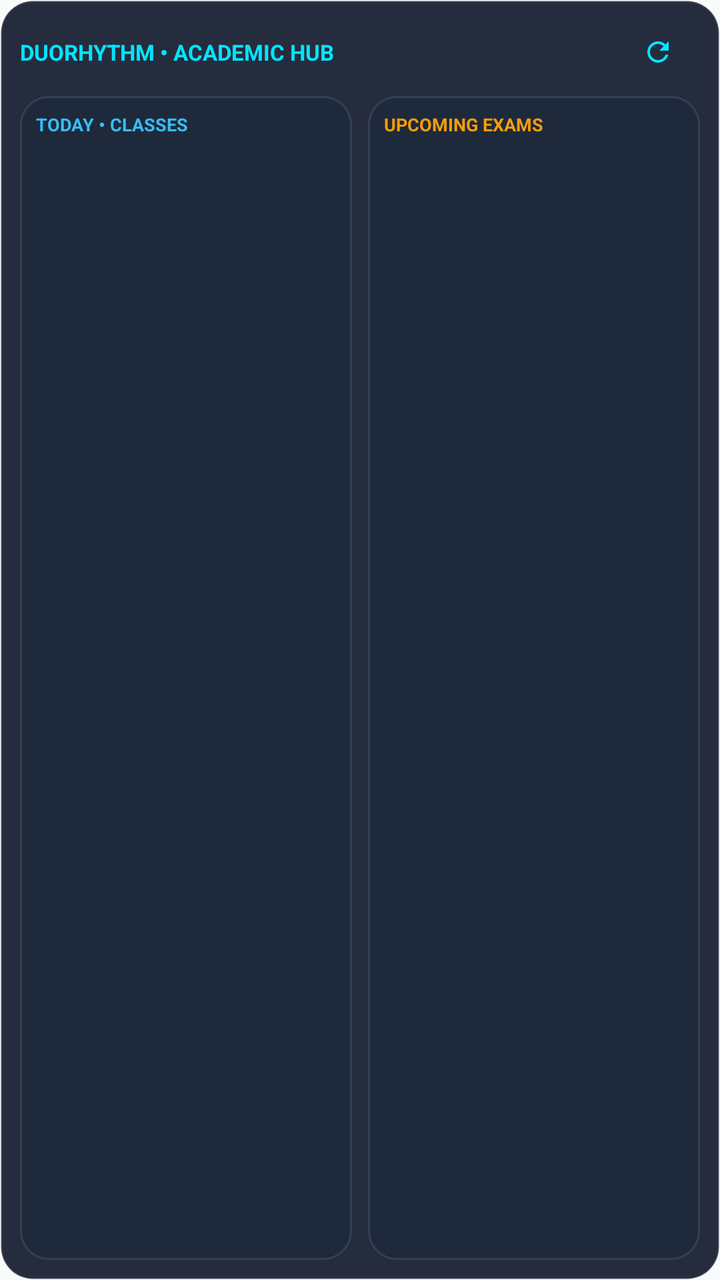
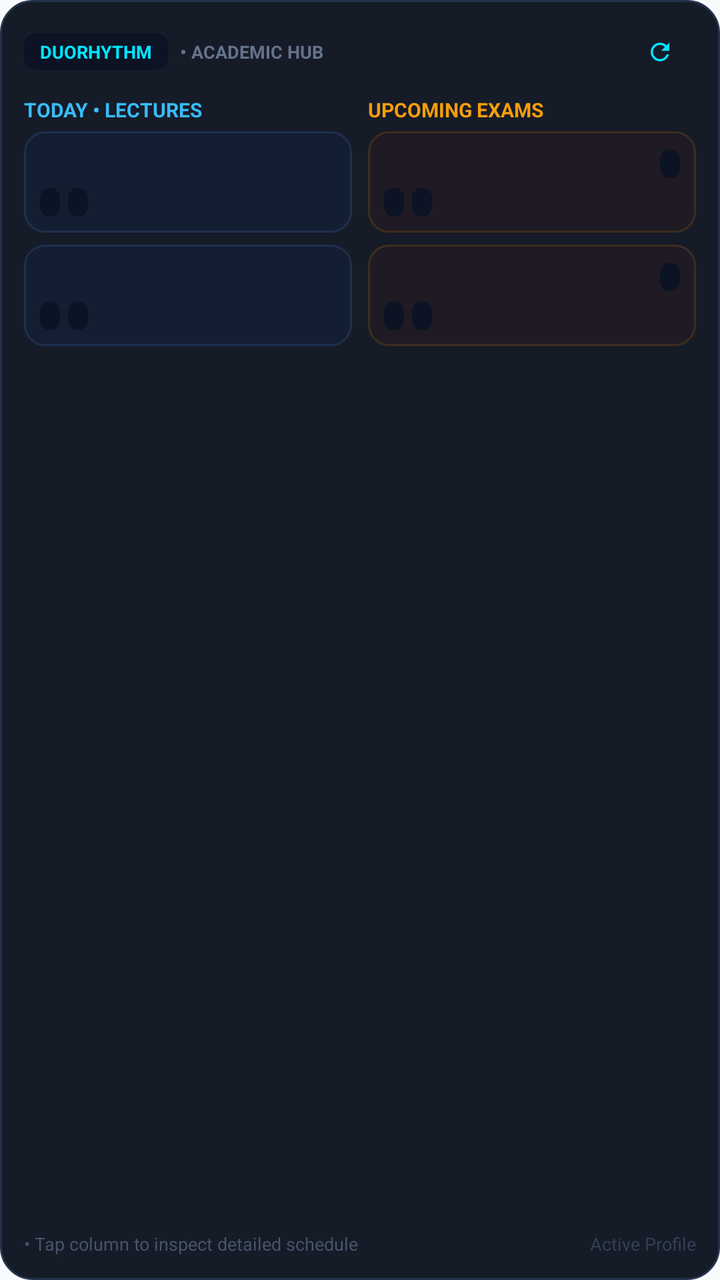

The first picture is an Android layout as it rendered before a commit; the second is the same layout after the commit. The layout source and the unified diff follow.
<!-- AndroidManifest.xml: application theme Theme.LifeSync -->
<!-- res/layout/widget_academic_hub.xml -->
<?xml version="1.0" encoding="utf-8"?>
<LinearLayout xmlns:android="http://schemas.android.com/apk/res/android"
    android:id="@+id/layoutWidgetRoot"
    android:layout_width="match_parent"
    android:layout_height="match_parent"
    android:background="@drawable/bg_card_dark_elevated"
    android:orientation="vertical"
    android:padding="10dp">

    
    <LinearLayout
        android:layout_width="match_parent"
        android:layout_height="32dp"
        android:gravity="center_vertical"
        android:orientation="horizontal">

        <TextView
            android:layout_width="0dp"
            android:layout_height="wrap_content"
            android:layout_weight="1"
            android:text="DUORHYTHM • ACADEMIC HUB"
            android:textColor="#00E5FF"
            android:textSize="11sp"
            android:textStyle="bold" />

        <TextView
            android:id="@+id/tvWidgetSyncTime"
            android:layout_width="wrap_content"
            android:layout_height="wrap_content"
            android:layout_marginEnd="4dp"
            android:textColor="#64748B"
            android:textSize="10sp" />

        
        <FrameLayout
            android:id="@+id/btnWidgetRefreshHitbox"
            android:layout_width="42dp"
            android:layout_height="32dp">

            <ImageView
                android:id="@+id/ivWidgetRefreshIcon"
                android:layout_width="16dp"
                android:layout_height="16dp"
                android:layout_gravity="center"
                android:contentDescription="Refresh Widget"
                android:src="@drawable/ic_refresh" />

            <ProgressBar
                android:id="@+id/pbWidgetLoading"
                android:layout_width="16dp"
                android:layout_height="16dp"
                android:layout_gravity="center"
                android:indeterminate="true"
                android:indeterminateTint="#00E5FF"
                android:visibility="gone" />
        </FrameLayout>
    </LinearLayout>

    
    <LinearLayout
        android:id="@+id/layoutMainGrid"
        android:layout_width="match_parent"
        android:layout_height="0dp"
        android:layout_marginTop="6dp"
        android:layout_weight="1"
        android:baselineAligned="false"
        android:orientation="horizontal">

        
        <LinearLayout
            android:id="@+id/layoutScheduleSection"
            android:layout_width="0dp"
            android:layout_height="match_parent"
            android:layout_weight="1"
            android:background="@drawable/bg_card_dark"
            android:orientation="vertical"
            android:padding="8dp">

            <TextView
                android:id="@+id/tvClassHeader"
                android:layout_width="match_parent"
                android:layout_height="wrap_content"
                android:text="TODAY • CLASSES"
                android:textColor="#38BDF8"
                android:textSize="9sp"
                android:textStyle="bold" />

            
            <LinearLayout
                android:id="@+id/rowClass1"
                android:layout_width="match_parent"
                android:layout_height="wrap_content"
                android:layout_marginTop="4dp"
                android:orientation="vertical">

                <TextView
                    android:id="@+id/tvClass1Title"
                    android:layout_width="match_parent"
                    android:layout_height="wrap_content"
                    android:ellipsize="end"
                    android:maxLines="1"
                    android:textColor="#FFFFFF"
                    android:textSize="12sp"
                    android:textStyle="bold" />

                <TextView
                    android:id="@+id/tvClass1Details"
                    android:layout_width="match_parent"
                    android:layout_height="wrap_content"
                    android:ellipsize="end"
                    android:maxLines="1"
                    android:textColor="#94A3B8"
                    android:textSize="10sp" />
            </LinearLayout>

            
            <LinearLayout
                android:id="@+id/rowClass2"
                android:layout_width="match_parent"
                android:layout_height="wrap_content"
                android:layout_marginTop="4dp"
                android:orientation="vertical">

                <TextView
                    android:id="@+id/tvClass2Title"
                    android:layout_width="match_parent"
                    android:layout_height="wrap_content"
                    android:ellipsize="end"
                    android:maxLines="1"
                    android:textColor="#FFFFFF"
                    android:textSize="12sp"
                    android:textStyle="bold" />

                <TextView
                    android:id="@+id/tvClass2Details"
                    android:layout_width="match_parent"
                    android:layout_height="wrap_content"
                    android:ellipsize="end"
                    android:maxLines="1"
                    android:textColor="#94A3B8"
                    android:textSize="10sp" />
            </LinearLayout>

            <TextView
                android:id="@+id/tvNoClasses"
                android:layout_width="match_parent"
                android:layout_height="match_parent"
                android:gravity="center"
                android:text="No lectures scheduled"
                android:textColor="#64748B"
                android:textSize="11sp"
                android:visibility="gone" />
        </LinearLayout>

        
        <FrameLayout
            android:id="@+id/layoutColumnGap"
            android:layout_width="8dp"
            android:layout_height="match_parent" />

        
        <LinearLayout
            android:id="@+id/layoutExamSection"
            android:layout_width="0dp"
            android:layout_height="match_parent"
            android:layout_weight="1"
            android:background="@drawable/bg_card_dark"
            android:orientation="vertical"
            android:padding="8dp">

            <TextView
                android:id="@+id/tvExamHeader"
                android:layout_width="match_parent"
                android:layout_height="wrap_content"
                android:text="UPCOMING EXAMS"
                android:textColor="#F59E0B"
                android:textSize="9sp"
                android:textStyle="bold" />

            
            <LinearLayout
                android:id="@+id/rowExam1"
                android:layout_width="match_parent"
                android:layout_height="wrap_content"
                android:layout_marginTop="4dp"
                android:orientation="vertical">

                <LinearLayout
                    android:layout_width="match_parent"
                    android:layout_height="wrap_content"
                    android:gravity="center_vertical"
                    android:orientation="horizontal">

                    <TextView
                        android:id="@+id/tvExam1Title"
                        android:layout_width="0dp"
                        android:layout_height="wrap_content"
                        android:layout_weight="1"
                        android:ellipsize="end"
                        android:maxLines="1"
                        android:textColor="#FFFFFF"
                        android:textSize="12sp"
                        android:textStyle="bold" />

                    <TextView
                        android:id="@+id/tvExam1Badge"
                        android:layout_width="wrap_content"
                        android:layout_height="wrap_content"
                        android:textColor="#F59E0B"
                        android:textSize="9sp"
                        android:textStyle="bold" />
                </LinearLayout>

                <TextView
                    android:id="@+id/tvExam1Details"
                    android:layout_width="match_parent"
                    android:layout_height="wrap_content"
                    android:ellipsize="end"
                    android:maxLines="1"
                    android:textColor="#94A3B8"
                    android:textSize="10sp" />
            </LinearLayout>

            
            <LinearLayout
                android:id="@+id/rowExam2"
                android:layout_width="match_parent"
                android:layout_height="wrap_content"
                android:layout_marginTop="4dp"
                android:orientation="vertical">

                <LinearLayout
                    android:layout_width="match_parent"
                    android:layout_height="wrap_content"
                    android:gravity="center_vertical"
                    android:orientation="horizontal">

                    <TextView
                        android:id="@+id/tvExam2Title"
                        android:layout_width="0dp"
                        android:layout_height="wrap_content"
                        android:layout_weight="1"
                        android:ellipsize="end"
                        android:maxLines="1"
                        android:textColor="#FFFFFF"
                        android:textSize="12sp"
                        android:textStyle="bold" />

                    <TextView
                        android:id="@+id/tvExam2Badge"
                        android:layout_width="wrap_content"
                        android:layout_height="wrap_content"
                        android:textColor="#F59E0B"
                        android:textSize="9sp"
                        android:textStyle="bold" />
                </LinearLayout>

                <TextView
                    android:id="@+id/tvExam2Details"
                    android:layout_width="match_parent"
                    android:layout_height="wrap_content"
                    android:ellipsize="end"
                    android:maxLines="1"
                    android:textColor="#94A3B8"
                    android:textSize="10sp" />
            </LinearLayout>

            <TextView
                android:id="@+id/tvNoExams"
                android:layout_width="match_parent"
                android:layout_height="match_parent"
                android:gravity="center"
                android:text="All clear! No exams"
                android:textColor="#64748B"
                android:textSize="11sp"
                android:visibility="gone" />
        </LinearLayout>
    </LinearLayout>
</LinearLayout>
<!-- resources referenced by this layout -->
<resources>
  <!-- drawable bg_card_dark (drawable) -->
  <?xml version="1.0" encoding="utf-8"?>
  <shape xmlns:android="http://schemas.android.com/apk/res/android"
      android:shape="rectangle">
      <corners android:radius="14dp" />
      <solid android:color="#1E293B" />
      <stroke
          android:width="1dp"
          android:color="#334155" />
  </shape>
  <!-- drawable bg_card_dark_elevated (drawable) -->
  <?xml version="1.0" encoding="utf-8"?>
  <shape xmlns:android="http://schemas.android.com/apk/res/android"
      android:shape="rectangle">
      <corners android:radius="16dp" />
      <solid android:color="#E60F172A" />
      <stroke
          android:width="1dp"
          android:color="#33FFFFFF" />
  </shape>
  <!-- drawable ic_refresh (drawable) -->
  <vector xmlns:android="http://schemas.android.com/apk/res/android"
      android:width="24dp"
      android:height="24dp"
      android:viewportWidth="24"
      android:viewportHeight="24">
      <path
          android:fillColor="#00E5FF"
          android:pathData="M17.65,6.35C16.2,4.9 14.21,4 12,4c-4.42,0 -7.99,3.58 -7.99,8s3.57,8 7.99,8c3.73,0 6.84,-2.55 7.73,-6h-2.08c-0.82,2.33 -3.04,4 -5.65,4 -3.31,0 -6,-2.69 -6,-6s2.69,-6 6,-6c1.66,0 3.14,0.69 4.22,1.78L13,11h7V4l-2.35,2.35z"/>
  </vector>
  <color name="primary">#0284C7</color>
  <color name="primary_variant">#0369A1</color>
  <color name="on_primary">#FFFFFF</color>
  <color name="secondary">#7C3AED</color>
  <color name="secondary_variant">#6D28D9</color>
  <color name="on_secondary">#FFFFFF</color>
  <color name="surface">#FFFFFF</color>
  <color name="text_primary">#0F172A</color>
  <color name="text_secondary">#64748B</color>
  <color name="background">#F8FAFC</color>
  <style name="CardElevationRounded" parent="Widget.MaterialComponents.CardView">
          <item name="cardCornerRadius">22dp</item>
          <item name="cardElevation">2dp</item>
          <item name="strokeWidth">1dp</item>
          <item name="strokeColor">@color/card_stroke</item>
          <item name="cardBackgroundColor">@color/surface_card</item>
      </style>
  <style name="DuoRhythmTextView" parent="android:Widget.TextView">
          <item name="android:lineSpacingExtra">2dp</item>
          <item name="android:fontFamily">sans-serif</item>
          <item name="android:includeFontPadding">true</item>
      </style>
  <style name="DuoRhythmEditText" parent="android:Widget.EditText">
          <item name="android:lineSpacingExtra">2dp</item>
          <item name="android:fontFamily">sans-serif</item>
          <item name="android:includeFontPadding">true</item>
          <item name="android:textColor">@color/text_primary</item>
          <item name="android:textColorHint">@color/text_secondary</item>
      </style>
  <color name="card_stroke">#E2E8F0</color>
  <color name="surface_card">#FFFFFF</color>
  <!-- unchanged entries left out for length: 1 -->
</resources>

<!-- the commit's change to res/layout/widget_academic_hub.xml (unified diff, before → after) -->
@@ -3,52 +3,67 @@
     android:id="@+id/layoutWidgetRoot"
     android:layout_width="match_parent"
     android:layout_height="match_parent"
-    android:background="@drawable/bg_card_dark_elevated"
+    android:background="@drawable/bg_widget_glass_oled"
     android:orientation="vertical"
-    android:padding="10dp">
+    android:padding="12dp">
 
     
     <LinearLayout
         android:layout_width="match_parent"
-        android:layout_height="32dp"
+        android:layout_height="28dp"
         android:gravity="center_vertical"
         android:orientation="horizontal">
 
         <TextView
+            android:layout_width="wrap_content"
+            android:layout_height="wrap_content"
+            android:background="@drawable/bg_widget_pill_badge"
+            android:paddingHorizontal="8dp"
+            android:paddingVertical="3dp"
+            android:text="DUORHYTHM"
+            android:textColor="#00E5FF"
+            android:textSize="9sp"
+            android:textStyle="bold" />
+
+        <TextView
+            android:layout_width="wrap_content"
+            android:layout_height="wrap_content"
+            android:layout_marginStart="6dp"
+            android:text="• ACADEMIC HUB"
+            android:textColor="#64748B"
+            android:textSize="9sp"
+            android:textStyle="bold" />
+
+        <FrameLayout
             android:layout_width="0dp"
-            android:layout_height="wrap_content"
-            android:layout_weight="1"
-            android:text="DUORHYTHM • ACADEMIC HUB"
-            android:textColor="#00E5FF"
-            android:textSize="11sp"
-            android:textStyle="bold" />
+            android:layout_height="1dp"
+            android:layout_weight="1" />
 
         <TextView
             android:id="@+id/tvWidgetSyncTime"
             android:layout_width="wrap_content"
             android:layout_height="wrap_content"
-            android:layout_marginEnd="4dp"
+            android:layout_marginEnd="6dp"
             android:textColor="#64748B"
-            android:textSize="10sp" />
-
-        
+            android:textSize="9sp" />
+
         <FrameLayout
             android:id="@+id/btnWidgetRefreshHitbox"
-            android:layout_width="42dp"
-            android:layout_height="32dp">
+            android:layout_width="36dp"
+            android:layout_height="28dp">
 
             <ImageView
                 android:id="@+id/ivWidgetRefreshIcon"
-                android:layout_width="16dp"
-                android:layout_height="16dp"
+                android:layout_width="14dp"
+                android:layout_height="14dp"
                 android:layout_gravity="center"
-                android:contentDescription="Refresh Widget"
+                android:contentDescription="Refresh"
                 android:src="@drawable/ic_refresh" />
 
             <ProgressBar
                 android:id="@+id/pbWidgetLoading"
-                android:layout_width="16dp"
-                android:layout_height="16dp"
+                android:layout_width="14dp"
+                android:layout_height="14dp"
                 android:layout_gravity="center"
                 android:indeterminate="true"
                 android:indeterminateTint="#00E5FF"
@@ -61,7 +76,7 @@
         android:id="@+id/layoutMainGrid"
         android:layout_width="match_parent"
         android:layout_height="0dp"
-        android:layout_marginTop="6dp"
+        android:layout_marginTop="8dp"
         android:layout_weight="1"
         android:baselineAligned="false"
         android:orientation="horizontal">
@@ -72,17 +87,16 @@
             android:layout_width="0dp"
             android:layout_height="match_parent"
             android:layout_weight="1"
-            android:background="@drawable/bg_card_dark"
-            android:orientation="vertical"
-            android:padding="8dp">
+            android:orientation="vertical">
 
             <TextView
                 android:id="@+id/tvClassHeader"
                 android:layout_width="match_parent"
                 android:layout_height="wrap_content"
-                android:text="TODAY • CLASSES"
+                android:layout_marginBottom="4dp"
+                android:text="TODAY • LECTURES"
                 android:textColor="#38BDF8"
-                android:textSize="9sp"
+                android:textSize="10sp"
                 android:textStyle="bold" />
 
             
@@ -90,8 +104,10 @@
                 android:id="@+id/rowClass1"
                 android:layout_width="match_parent"
                 android:layout_height="wrap_content"
-                android:layout_marginTop="4dp"
-                android:orientation="vertical">
+                android:layout_marginBottom="6dp"
+                android:background="@drawable/bg_widget_item_class"
+                android:orientation="vertical"
+                android:padding="8dp">
 
                 <TextView
                     android:id="@+id/tvClass1Title"
@@ -103,14 +119,35 @@
                     android:textSize="12sp"
                     android:textStyle="bold" />
 
-                <TextView
-                    android:id="@+id/tvClass1Details"
-                    android:layout_width="match_parent"
-                    android:layout_height="wrap_content"
-                    android:ellipsize="end"
-                    android:maxLines="1"
-                    android:textColor="#94A3B8"
-                    android:textSize="10sp" />
+                <LinearLayout
+                    android:layout_width="match_parent"
+                    android:layout_height="wrap_content"
+                    android:layout_marginTop="4dp"
+                    android:gravity="center_vertical"
+                    android:orientation="horizontal">
+
+                    <TextView
+                        android:id="@+id/tvClass1Time"
+                        android:layout_width="wrap_content"
+                        android:layout_height="wrap_content"
+                        android:background="@drawable/bg_widget_pill_badge"
+                        android:paddingHorizontal="5dp"
+                        android:paddingVertical="1dp"
+                        android:textColor="#94A3B8"
+                        android:textSize="9sp" />
+
+                    <TextView
+                        android:id="@+id/tvClass1Room"
+                        android:layout_width="wrap_content"
+                        android:layout_height="wrap_content"
+                        android:layout_marginStart="4dp"
+                        android:background="@drawable/bg_widget_pill_badge"
+                        android:paddingHorizontal="5dp"
+                        android:paddingVertical="1dp"
+                        android:textColor="#38BDF8"
+                        android:textSize="9sp"
+                        android:textStyle="bold" />
+                </LinearLayout>
             </LinearLayout>
 
             
@@ -118,8 +155,10 @@
                 android:id="@+id/rowClass2"
                 android:layout_width="match_parent"
                 android:layout_height="wrap_content"
-                android:layout_marginTop="4dp"
-                android:orientation="vertical">
+                android:layout_marginBottom="6dp"
+                android:background="@drawable/bg_widget_item_class"
+                android:orientation="vertical"
+                android:padding="8dp">
 
                 <TextView
                     android:id="@+id/tvClass2Title"
@@ -131,28 +170,49 @@
                     android:textSize="12sp"
                     android:textStyle="bold" />
 
-                <TextView
-                    android:id="@+id/tvClass2Details"
-                    android:layout_width="match_parent"
-                    android:layout_height="wrap_content"
-                    android:ellipsize="end"
-                    android:maxLines="1"
-                    android:textColor="#94A3B8"
-                    android:textSize="10sp" />
+                <LinearLayout
+                    android:layout_width="match_parent"
+                    android:layout_height="wrap_content"
+                    android:layout_marginTop="4dp"
+                    android:gravity="center_vertical"
+                    android:orientation="horizontal">
+
+                    <TextView
+                        android:id="@+id/tvClass2Time"
+                        android:layout_width="wrap_content"
+                        android:layout_height="wrap_content"
+                        android:background="@drawable/bg_widget_pill_badge"
+                        android:paddingHorizontal="5dp"
+                        android:paddingVertical="1dp"
+                        android:textColor="#94A3B8"
+                        android:textSize="9sp" />
+
+                    <TextView
+                        android:id="@+id/tvClass2Room"
+                        android:layout_width="wrap_content"
+                        android:layout_height="wrap_content"
+                        android:layout_marginStart="4dp"
+                        android:background="@drawable/bg_widget_pill_badge"
+                        android:paddingHorizontal="5dp"
+                        android:paddingVertical="1dp"
+                        android:textColor="#38BDF8"
+                        android:textSize="9sp"
+                        android:textStyle="bold" />
+                </LinearLayout>
             </LinearLayout>
 
             <TextView
                 android:id="@+id/tvNoClasses"
                 android:layout_width="match_parent"
                 android:layout_height="match_parent"
+                android:background="@drawable/bg_widget_item_class"
                 android:gravity="center"
-                android:text="No lectures scheduled"
+                android:text="No upcoming lectures"
                 android:textColor="#64748B"
-                android:textSize="11sp"
+                android:textSize="10sp"
                 android:visibility="gone" />
         </LinearLayout>
 
-        
         <FrameLayout
             android:id="@+id/layoutColumnGap"
             android:layout_width="8dp"
@@ -164,17 +224,16 @@
             android:layout_width="0dp"
             android:layout_height="match_parent"
             android:layout_weight="1"
-            android:background="@drawable/bg_card_dark"
-            android:orientation="vertical"
-            android:padding="8dp">
+            android:orientation="vertical">
 
             <TextView
                 android:id="@+id/tvExamHeader"
                 android:layout_width="match_parent"
                 android:layout_height="wrap_content"
+                android:layout_marginBottom="4dp"
                 android:text="UPCOMING EXAMS"
                 android:textColor="#F59E0B"
-                android:textSize="9sp"
+                android:textSize="10sp"
                 android:textStyle="bold" />
 
             
@@ -182,8 +241,10 @@
                 android:id="@+id/rowExam1"
                 android:layout_width="match_parent"
                 android:layout_height="wrap_content"
-                android:layout_marginTop="4dp"
-                android:orientation="vertical">
+                android:layout_marginBottom="6dp"
+                android:background="@drawable/bg_widget_item_exam"
+                android:orientation="vertical"
+                android:padding="8dp">
 
                 <LinearLayout
                     android:layout_width="match_parent"
@@ -206,19 +267,43 @@
                         android:id="@+id/tvExam1Badge"
                         android:layout_width="wrap_content"
                         android:layout_height="wrap_content"
+                        android:background="@drawable/bg_widget_pill_badge"
+                        android:paddingHorizontal="5dp"
+                        android:paddingVertical="1dp"
                         android:textColor="#F59E0B"
                         android:textSize="9sp"
                         android:textStyle="bold" />
                 </LinearLayout>
 
-                <TextView
-                    android:id="@+id/tvExam1Details"
-                    android:layout_width="match_parent"
-                    android:layout_height="wrap_content"
-                    android:ellipsize="end"
-                    android:maxLines="1"
-                    android:textColor="#94A3B8"
-                    android:textSize="10sp" />
+                <LinearLayout
+                    android:layout_width="match_parent"
+                    android:layout_height="wrap_content"
+                    android:layout_marginTop="4dp"
+                    android:gravity="center_vertical"
+                    android:orientation="horizontal">
+
+                    <TextView
+                        android:id="@+id/tvExam1Time"
+                        android:layout_width="wrap_content"
+                        android:layout_height="wrap_content"
+                        android:background="@drawable/bg_widget_pill_badge"
+                        android:paddingHorizontal="5dp"
+                        android:paddingVertical="1dp"
+                        android:textColor="#94A3B8"
+                        android:textSize="9sp" />
+
+                    <TextView
+                        android:id="@+id/tvExam1Room"
+                        android:layout_width="wrap_content"
+                        android:layout_height="wrap_content"
+                        android:layout_marginStart="4dp"
+                        android:background="@drawable/bg_widget_pill_badge"
+                        android:paddingHorizontal="5dp"
+                        android:paddingVertical="1dp"
+                        android:textColor="#F59E0B"
+                        android:textSize="9sp"
+                        android:textStyle="bold" />
+                </LinearLayout>
             </LinearLayout>
 
             
@@ -226,8 +311,10 @@
                 android:id="@+id/rowExam2"
                 android:layout_width="match_parent"
                 android:layout_height="wrap_content"
-                android:layout_marginTop="4dp"
-                android:orientation="vertical">
+                android:layout_marginBottom="6dp"
+                android:background="@drawable/bg_widget_item_exam"
+                android:orientation="vertical"
+                android:padding="8dp">
 
                 <LinearLayout
                     android:layout_width="match_parent"
@@ -250,30 +337,80 @@
                         android:id="@+id/tvExam2Badge"
                         android:layout_width="wrap_content"
                         android:layout_height="wrap_content"
+                        android:background="@drawable/bg_widget_pill_badge"
+                        android:paddingHorizontal="5dp"
+                        android:paddingVertical="1dp"
                         android:textColor="#F59E0B"
                         android:textSize="9sp"
                         android:textStyle="bold" />
                 </LinearLayout>
 
-                <TextView
-                    android:id="@+id/tvExam2Details"
-                    android:layout_width="match_parent"
-                    android:layout_height="wrap_content"
-                    android:ellipsize="end"
-                    android:maxLines="1"
-                    android:textColor="#94A3B8"
-                    android:textSize="10sp" />
+                <LinearLayout
+                    android:layout_width="match_parent"
+                    android:layout_height="wrap_content"
+                    android:layout_marginTop="4dp"
+                    android:gravity="center_vertical"
+                    android:orientation="horizontal">
+
+                    <TextView
+                        android:id="@+id/tvExam2Time"
+                        android:layout_width="wrap_content"
+                        android:layout_height="wrap_content"
+                        android:background="@drawable/bg_widget_pill_badge"
+                        android:paddingHorizontal="5dp"
+                        android:paddingVertical="1dp"
+                        android:textColor="#94A3B8"
+                        android:textSize="9sp" />
+
+                    <TextView
+                        android:id="@+id/tvExam2Room"
+                        android:layout_width="wrap_content"
+                        android:layout_height="wrap_content"
+                        android:layout_marginStart="4dp"
+                        android:background="@drawable/bg_widget_pill_badge"
+                        android:paddingHorizontal="5dp"
+                        android:paddingVertical="1dp"
+                        android:textColor="#F59E0B"
+                        android:textSize="9sp"
+                        android:textStyle="bold" />
+                </LinearLayout>
             </LinearLayout>
 
             <TextView
                 android:id="@+id/tvNoExams"
                 android:layout_width="match_parent"
                 android:layout_height="match_parent"
+                android:background="@drawable/bg_widget_item_exam"
                 android:gravity="center"
-                android:text="All clear! No exams"
+                android:text="All clear! No pending exams"
                 android:textColor="#64748B"
-                android:textSize="11sp"
+                android:textSize="10sp"
                 android:visibility="gone" />
         </LinearLayout>
     </LinearLayout>
+
+    
+    <LinearLayout
+        android:layout_width="match_parent"
+        android:layout_height="wrap_content"
+        android:layout_marginTop="2dp"
+        android:gravity="center_vertical"
+        android:orientation="horizontal">
+
+        <TextView
+            android:layout_width="0dp"
+            android:layout_height="wrap_content"
+            android:layout_weight="1"
+            android:text="• Tap column to inspect detailed schedule"
+            android:textColor="#475569"
+            android:textSize="9sp" />
+
+        <TextView
+            android:id="@+id/tvWidgetStatusNote"
+            android:layout_width="wrap_content"
+            android:layout_height="wrap_content"
+            android:text="Active Profile"
+            android:textColor="#334155"
+            android:textSize="9sp" />
+    </LinearLayout>
 </LinearLayout>
<!-- resource entries referenced after the edit -->
@@ -1,24 +1,37 @@
 <!-- resources referenced by this layout -->
 <resources>
-  <!-- drawable bg_card_dark (drawable) -->
-  <?xml version="1.0" encoding="utf-8"?>
+  <!-- drawable bg_widget_glass_oled (drawable) -->
   <shape xmlns:android="http://schemas.android.com/apk/res/android"
       android:shape="rectangle">
-      <corners android:radius="14dp" />
-      <solid android:color="#1E293B" />
+      <solid android:color="#F20A0F1D" />
+      <corners android:radius="16dp" />
       <stroke
           android:width="1dp"
-          android:color="#334155" />
+          android:color="#24344D" />
   </shape>
-  <!-- drawable bg_card_dark_elevated (drawable) -->
-  <?xml version="1.0" encoding="utf-8"?>
+  <!-- drawable bg_widget_item_class (drawable) -->
   <shape xmlns:android="http://schemas.android.com/apk/res/android"
       android:shape="rectangle">
-      <corners android:radius="16dp" />
-      <solid android:color="#E60F172A" />
+      <solid android:color="#141E33" />
+      <corners android:radius="10dp" />
       <stroke
           android:width="1dp"
-          android:color="#33FFFFFF" />
+          android:color="#1E2F4D" />
+  </shape>
+  <!-- drawable bg_widget_item_exam (drawable) -->
+  <shape xmlns:android="http://schemas.android.com/apk/res/android"
+      android:shape="rectangle">
+      <solid android:color="#1F1A24" />
+      <corners android:radius="10dp" />
+      <stroke
+          android:width="1dp"
+          android:color="#3D2E1E" />
+  </shape>
+  <!-- drawable bg_widget_pill_badge (drawable) -->
+  <shape xmlns:android="http://schemas.android.com/apk/res/android"
+      android:shape="rectangle">
+      <solid android:color="#0B1324" />
+      <corners android:radius="6dp" />
   </shape>
   <!-- drawable ic_refresh (drawable) -->
   <vector xmlns:android="http://schemas.android.com/apk/res/android"
